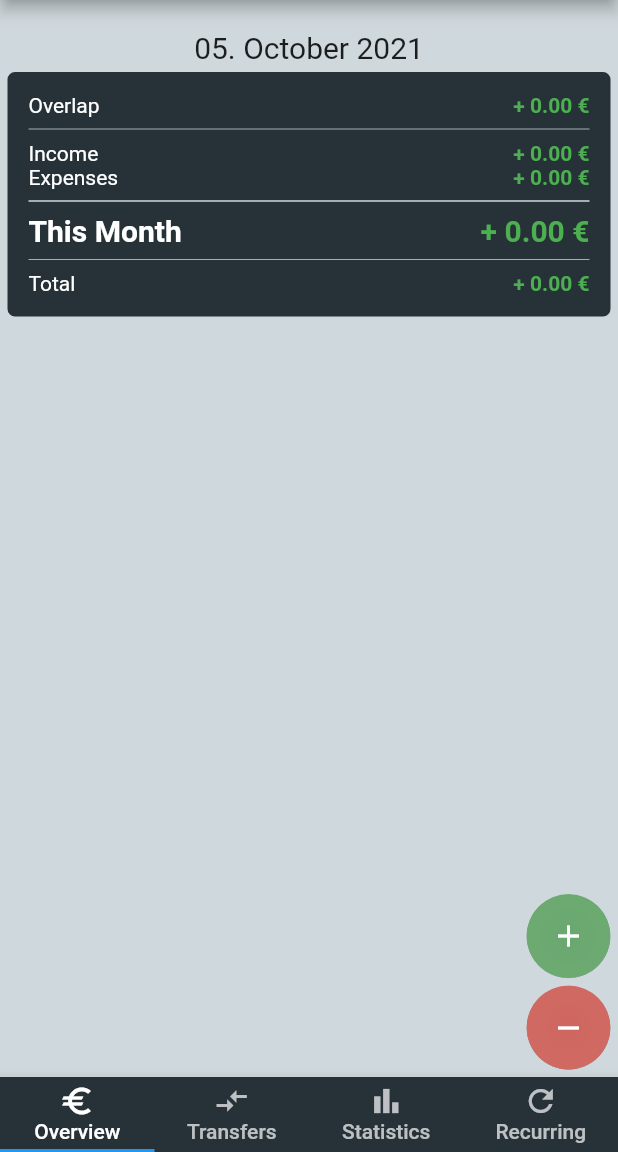
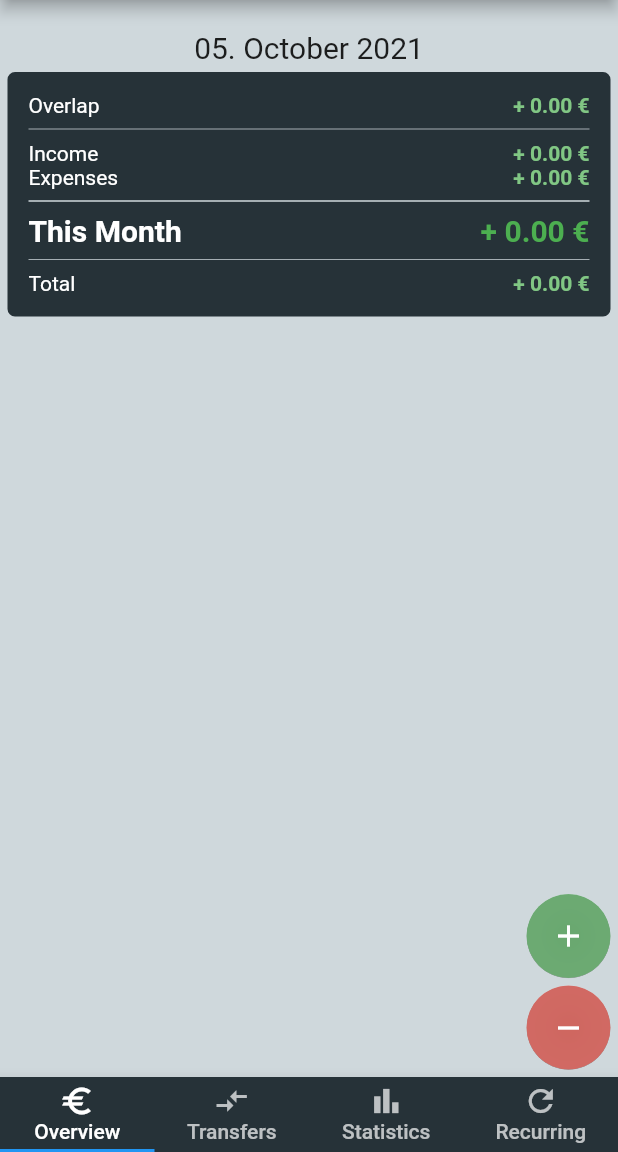
Before and after one commit to grittaweisheit/money_tracker, a Flutter app: the screen it shows after launch, in the side drawer, after a tap on the "add" icon, on a phone screen of 412 x 824 dp, the part 84-1236 px from its top. Run offline on Flutter 3.47's test engine with Material 2 defaults, Android fonts, the phone set to English and light mode, and no system bars; our stand-ins replace fl_chart, flip_card, flutter_datetime_picker, hive, hive_flutter; accounts and stored records are empty.

Commit message:
fix hickups

```diff
--- a/lib/Utils.dart
+++ b/lib/Utils.dart
@@ -8,9 +8,15 @@ TextStyle largerTextStyle = TextStyle(fontSize: 20);
 
 TextStyle boldTextStyle = TextStyle(fontWeight: FontWeight.bold);
 
-TextStyle redGreenTextStyle(double amount) {
+TextStyle intensiveRedGreenTextStyle(double amount) {
   return TextStyle(
       color: amount < 0 ? intensiveRedColor : intensiveGreenColor,
+      fontWeight: FontWeight.bold);
+}
+
+TextStyle lightRedGreenTextStyle(double amount) {
+  return TextStyle(
+      color: amount < 0 ? lightRedColor : lightGreenColor,
       fontWeight: FontWeight.bold);
 }
 
@@ -21,12 +27,16 @@ String getAmountString(double amount) {
   return "$omen ${amount.abs().toStringAsFixed(2)} €";
 }
 
-Text getAmountText(double amount, bool large) {
+Text getAmountText(double amount,
+    {bool large = false, bool intensive = false}) {
+  var style = TextStyle();
+  style = style.merge(intensive
+      ? intensiveRedGreenTextStyle(amount)
+      : lightRedGreenTextStyle(amount));
+  if (large) style = style.merge(largerTextStyle);
   return Text(
     getAmountString(amount),
-    style: !large
-        ? redGreenTextStyle(amount)
-        : redGreenTextStyle(amount).merge(largerTextStyle),
+    style: style,
   );
 }
 
--- a/lib/components/tagStatisticsList.dart
+++ b/lib/components/tagStatisticsList.dart
@@ -58,7 +58,7 @@ class _TagStatisticsListState extends State<TagStatisticsList> {
   }
 
   Text getTagAmount(double amount) {
-    return amount != 0 ? getAmountText(amount, false) : Text('');
+    return amount != 0 ? getAmountText(amount) : Text('');
   }
 
   Widget getTagList() {
@@ -89,7 +89,7 @@ class _TagStatisticsListState extends State<TagStatisticsList> {
                           style: TextStyle(color: Colors.white)),
                       getTagAmount(tag.value[0]),
                       getTagAmount(tag.value[1]),
-                      getAmountText(tag.value[0] + tag.value[1], false)
+                      getAmountText(tag.value[0] + tag.value[1])
                     ]))
             .toList());
   }
--- a/lib/forms/oneTimeTransactionForm.dart
+++ b/lib/forms/oneTimeTransactionForm.dart
@@ -98,7 +98,7 @@ class _CreateOneTimeTransactionViewState extends State<OneTimeTransactionForm> {
           backgroundColor: primaryColor,
           onPressed: () {
             formKey.currentState!.save();
-            if (formKey.currentState!.validate()) {
+            if (formKey.currentState!.validate() && tags.isNotEmpty) {
               widget.submitTransaction(
                   description, isIncome, amount, tags, date);
             } else {
--- a/lib/pages/home.dart
+++ b/lib/pages/home.dart
@@ -119,14 +119,14 @@ class _HomeViewState extends State<HomeView>
   @override
   Widget build(BuildContext context) {
     return Scaffold(
+        backgroundColor: primaryColorLightTone,
         appBar: AppBar(centerTitle: true, title: Text("Money Tracker")),
         drawer: HomeDrawer(),
         body: TabBarView(controller: tabController, children: [
-          Container(color: primaryColorLightTone, child: OverviewTab()),
-          Container(
-              color: primaryColorLightTone, child: OneTimeTransactionListTab()),
-          Container(color: primaryColorLightTone, child: StatisticsTab()),
-          Container(color: primaryColorLightTone, child: RecurringTransactionListTab())
+          Container(child: OverviewTab()),
+          Container(child: OneTimeTransactionListTab()),
+          Container(child: StatisticsTab()),
+          Container(child: RecurringTransactionListTab())
         ]),
         bottomNavigationBar: BottomAppBar(
             child: Container(
--- a/lib/pages/oneTimeTransactionListTab.dart
+++ b/lib/pages/oneTimeTransactionListTab.dart
@@ -95,7 +95,7 @@ class _OneTimeTransactionListTabState extends State<OneTimeTransactionListTab> {
                 ])
               ]),
               isFront
-                  ? getAmountText(transaction.amount, false)
+                  ? getAmountText(transaction.amount, intensive: true)
                   : getListElementActions(transaction)
             ]),
       ),
--- a/lib/pages/overviewTab.dart
+++ b/lib/pages/overviewTab.dart
@@ -83,7 +83,7 @@ class _OverviewTabState extends State<OverviewTab> {
             mainAxisAlignment: MainAxisAlignment.spaceBetween,
             children: [
               Text("Overlap", style: whiteTextStyle),
-              getAmountText(overlap, false)
+              getAmountText(overlap)
             ],
           ),
           Divider(color: primaryColorLightTone, thickness: 0.5),
@@ -91,14 +91,14 @@ class _OverviewTabState extends State<OverviewTab> {
             mainAxisAlignment: MainAxisAlignment.spaceBetween,
             children: [
               Text("Income", style: whiteTextStyle),
-              getAmountText(income, false)
+              getAmountText(income)
             ],
           ),
           Row(
             mainAxisAlignment: MainAxisAlignment.spaceBetween,
             children: [
               Text("Expenses", style: whiteTextStyle),
-              getAmountText(expenses, false)
+              getAmountText(expenses)
             ],
           ),
           Divider(color: primaryColorLightTone, thickness: 1),
@@ -109,7 +109,7 @@ class _OverviewTabState extends State<OverviewTab> {
                   style: largerTextStyle
                       .merge(whiteTextStyle)
                       .merge(boldTextStyle)),
-              getAmountText(monthlyTotal, true)
+              getAmountText(monthlyTotal, intensive: true, large: true)
             ],
           ),
           Divider(color: primaryColorLightTone, thickness: 0.5),
@@ -117,7 +117,7 @@ class _OverviewTabState extends State<OverviewTab> {
             mainAxisAlignment: MainAxisAlignment.spaceBetween,
             children: [
               Text("Total", style: whiteTextStyle),
-              getAmountText(total, false)
+              getAmountText(total)
             ],
           )
         ],
--- a/lib/pages/recurringTransactionListTab.dart
+++ b/lib/pages/recurringTransactionListTab.dart
@@ -100,7 +100,7 @@ class _RecurringTransactionListTabState
           style: TextStyle(color: primaryColorLightTone),
         ),
         trailing: isFront
-            ? getAmountText(transaction.amount, false)
+            ? getAmountText(transaction.amount, intensive: true)
             : getListElementActions(transaction),
       ),
     );
```
Also changed, not shown: lib/pages/statisticsTab.dart (+16 -12 lines).
